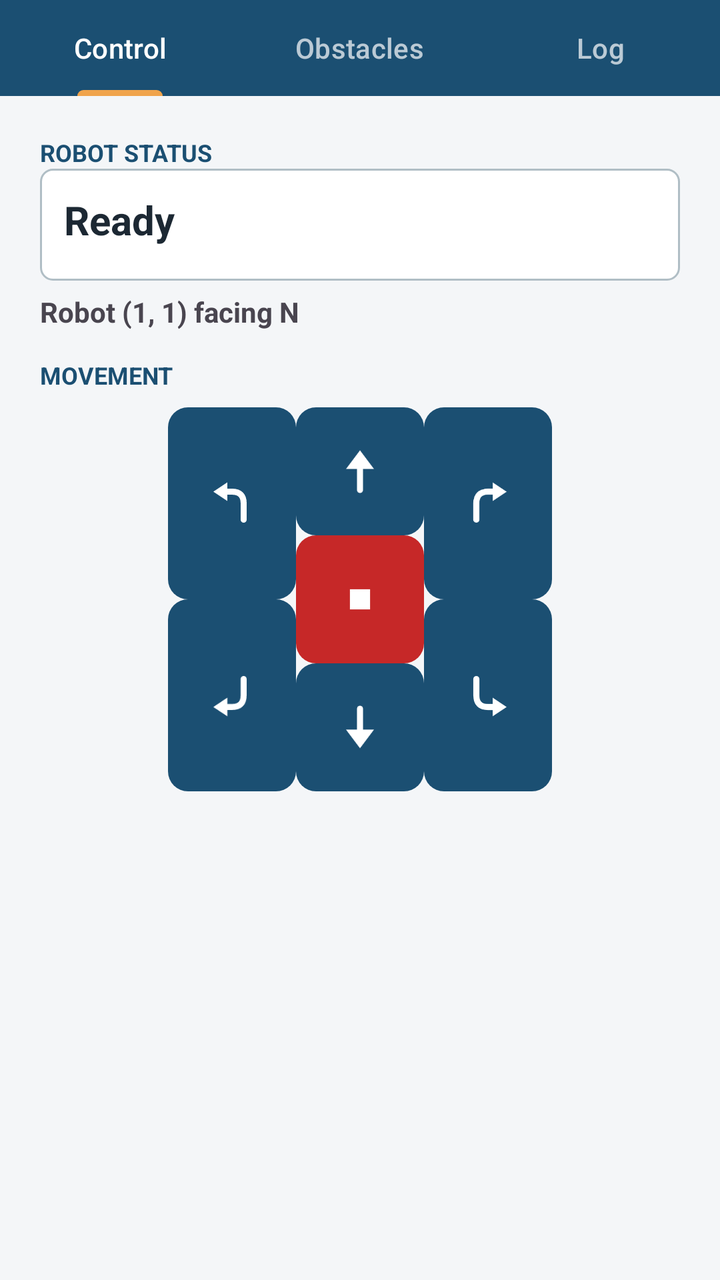
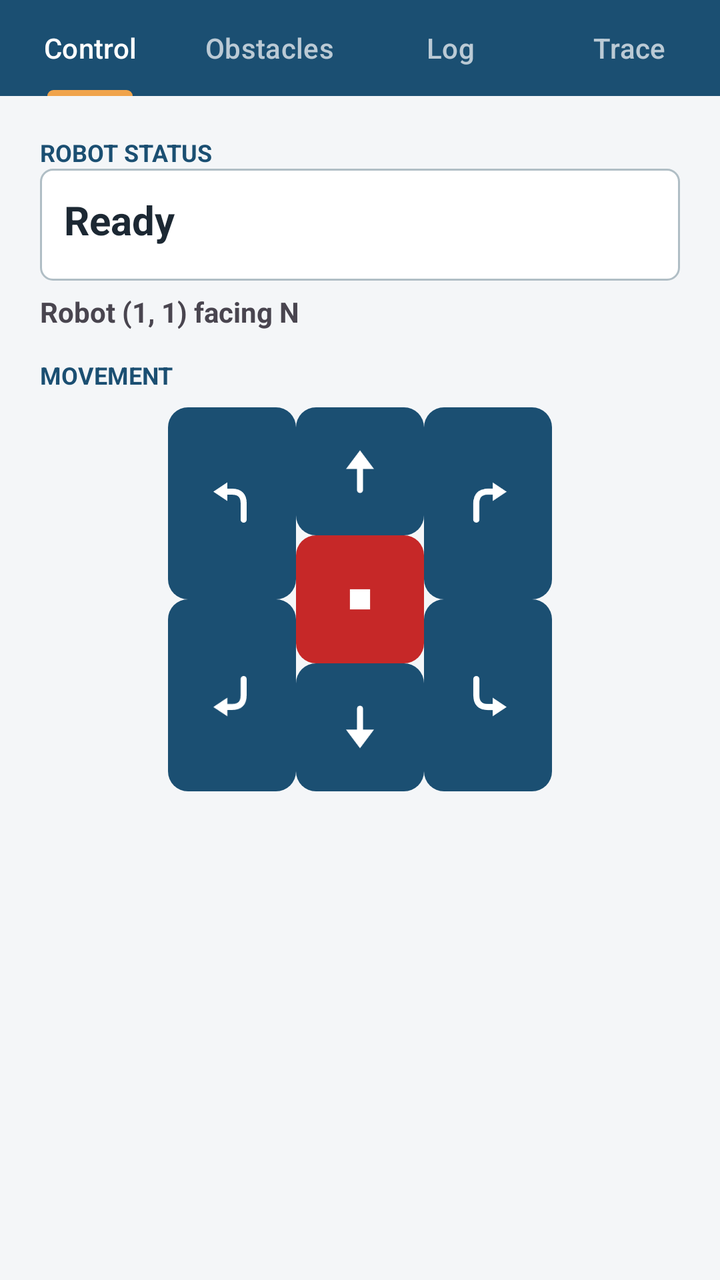

An Android layout rendered at two revisions. The XML below is the earlier revision; the diff shows what the commit changed to produce the second picture.
<!-- AndroidManifest.xml: application theme Theme.MdpRemote -->
<!-- res/layout/view_controls.xml -->
<?xml version="1.0" encoding="utf-8"?>
<LinearLayout xmlns:android="http://schemas.android.com/apk/res/android"
    xmlns:app="http://schemas.android.com/apk/res-auto"
    android:layout_width="match_parent"
    android:layout_height="match_parent"
    android:background="@color/panel_background"
    android:orientation="vertical">

    <com.google.android.material.tabs.TabLayout
        android:id="@+id/tab_layout"
        android:layout_width="match_parent"
        android:layout_height="wrap_content"
        android:background="@color/primary"
        app:tabGravity="fill"
        app:tabIndicatorColor="@color/secondary"
        app:tabIndicatorHeight="3dp"
        app:tabMode="fixed"
        app:tabSelectedTextColor="@android:color/white"
        app:tabTextColor="#B3FFFFFF">

        <com.google.android.material.tabs.TabItem
            android:layout_width="wrap_content"
            android:layout_height="wrap_content"
            android:text="@string/tab_control" />

        <com.google.android.material.tabs.TabItem
            android:layout_width="wrap_content"
            android:layout_height="wrap_content"
            android:text="@string/tab_obstacles" />

        <com.google.android.material.tabs.TabItem
            android:layout_width="wrap_content"
            android:layout_height="wrap_content"
            android:text="@string/tab_log" />
    </com.google.android.material.tabs.TabLayout>

    <FrameLayout
        android:layout_width="match_parent"
        android:layout_height="0dp"
        android:layout_weight="1">

        
        <LinearLayout
            android:id="@+id/page_control"
            android:layout_width="match_parent"
            android:layout_height="match_parent"
            android:orientation="vertical"
            android:padding="20dp">

            <TextView
                style="@style/SectionHeader"
                android:layout_marginTop="0dp"
                android:text="@string/section_status" />

            <TextView
                android:id="@+id/status_text"
                android:layout_width="match_parent"
                android:layout_height="wrap_content"
                android:background="@drawable/bg_status"
                android:minHeight="56dp"
                android:padding="12dp"
                android:text="@string/status_ready"
                android:textColor="@color/text_primary"
                android:textSize="20sp"
                android:textStyle="bold" />

            <TextView
                android:id="@+id/robot_pose"
                android:layout_width="match_parent"
                android:layout_height="wrap_content"
                android:paddingTop="6dp"
                android:text="@string/robot_pose_placeholder"
                android:textSize="14sp"
                android:textStyle="bold" />

            
            <TextView
                style="@style/SectionHeader"
                android:text="@string/section_movement" />

            <LinearLayout
                android:layout_width="wrap_content"
                android:layout_height="192dp"
                android:layout_gravity="center_horizontal"
                android:layout_marginTop="8dp"
                android:orientation="horizontal">

                <LinearLayout
                    android:layout_width="64dp"
                    android:layout_height="match_parent"
                    android:orientation="vertical">

                    <ImageButton
                        android:id="@+id/btn_turn_left"
                        style="@style/DpadButton"
                        android:layout_width="match_parent"
                        android:layout_height="0dp"
                        android:layout_weight="1"
                        android:contentDescription="@string/cmd_turn_left"
                        android:rotation="0"
                        android:src="@drawable/ic_dir_turn" />

                    <ImageButton
                        android:id="@+id/btn_reverse_left"
                        style="@style/DpadButton"
                        android:layout_width="match_parent"
                        android:layout_height="0dp"
                        android:layout_weight="1"
                        android:contentDescription="@string/cmd_reverse_left"
                        android:scaleY="-1"
                        android:src="@drawable/ic_dir_turn" />
                </LinearLayout>

                <LinearLayout
                    android:layout_width="64dp"
                    android:layout_height="match_parent"
                    android:orientation="vertical">

                    <ImageButton
                        android:id="@+id/btn_forward"
                        style="@style/DpadButton"
                        android:layout_width="match_parent"
                        android:layout_height="0dp"
                        android:layout_weight="1"
                        android:contentDescription="@string/cmd_forward"
                        android:rotation="0"
                        android:src="@drawable/ic_dir_arrow" />

                    <ImageButton
                        android:id="@+id/btn_stop"
                        style="@style/DpadStopButton"
                        android:layout_width="match_parent"
                        android:layout_height="0dp"
                        android:layout_weight="1"
                        android:contentDescription="@string/cmd_stop"
                        android:src="@drawable/ic_stop" />

                    <ImageButton
                        android:id="@+id/btn_reverse"
                        style="@style/DpadButton"
                        android:layout_width="match_parent"
                        android:layout_height="0dp"
                        android:layout_weight="1"
                        android:contentDescription="@string/cmd_reverse"
                        android:rotation="180"
                        android:src="@drawable/ic_dir_arrow" />
                </LinearLayout>

                <LinearLayout
                    android:layout_width="64dp"
                    android:layout_height="match_parent"
                    android:orientation="vertical">

                    <ImageButton
                        android:id="@+id/btn_turn_right"
                        style="@style/DpadButton"
                        android:layout_width="match_parent"
                        android:layout_height="0dp"
                        android:layout_weight="1"
                        android:contentDescription="@string/cmd_turn_right"
                        android:scaleX="-1"
                        android:src="@drawable/ic_dir_turn" />

                    <ImageButton
                        android:id="@+id/btn_reverse_right"
                        style="@style/DpadButton"
                        android:layout_width="match_parent"
                        android:layout_height="0dp"
                        android:layout_weight="1"
                        android:contentDescription="@string/cmd_reverse_right"
                        android:scaleX="-1"
                        android:scaleY="-1"
                        android:src="@drawable/ic_dir_turn" />
                </LinearLayout>
            </LinearLayout>
        </LinearLayout>

        
        <LinearLayout
            android:id="@+id/page_obstacles"
            android:layout_width="match_parent"
            android:layout_height="match_parent"
            android:orientation="vertical"
            android:padding="20dp"
            android:visibility="gone">

            <TextView
                style="@style/SectionHeader"
                android:layout_marginTop="0dp"
                android:text="@string/section_obstacle" />

            <TextView
                android:id="@+id/selected_obstacle"
                android:layout_width="match_parent"
                android:layout_height="wrap_content"
                android:text="@string/no_obstacle_selected"
                android:textSize="14sp" />

            
            <GridLayout
                android:layout_width="wrap_content"
                android:layout_height="wrap_content"
                android:layout_gravity="center_horizontal"
                android:layout_marginTop="8dp"
                android:columnCount="3"
                android:rowCount="3"
                android:useDefaultMargins="false">

                <View
                    android:layout_row="0"
                    android:layout_column="0"
                    android:layout_width="48dp"
                    android:layout_height="48dp" />

                <Button
                    android:id="@+id/face_n"
                    style="@style/CompassButton"
                    android:layout_row="0"
                    android:layout_column="1"
                    android:text="@string/face_n" />

                <View
                    android:layout_row="0"
                    android:layout_column="2"
                    android:layout_width="48dp"
                    android:layout_height="48dp" />

                <Button
                    android:id="@+id/face_w"
                    style="@style/CompassButton"
                    android:layout_row="1"
                    android:layout_column="0"
                    android:text="@string/face_w" />

                <Button
                    android:id="@+id/face_clear"
                    style="@style/CompassButton"
                    android:layout_row="1"
                    android:layout_column="1"
                    android:text="@string/face_clear_symbol"
                    app:backgroundTint="@color/status_border" />

                <Button
                    android:id="@+id/face_e"
                    style="@style/CompassButton"
                    android:layout_row="1"
                    android:layout_column="2"
                    android:text="@string/face_e" />

                <View
                    android:layout_row="2"
                    android:layout_column="0"
                    android:layout_width="48dp"
                    android:layout_height="48dp" />

                <Button
                    android:id="@+id/face_s"
                    style="@style/CompassButton"
                    android:layout_row="2"
                    android:layout_column="1"
                    android:text="@string/face_s" />

                <View
                    android:layout_row="2"
                    android:layout_column="2"
                    android:layout_width="48dp"
                    android:layout_height="48dp" />
            </GridLayout>

            <TextView
                style="@style/SectionHeader"
                android:text="@string/section_arena" />

            <LinearLayout
                android:layout_width="match_parent"
                android:layout_height="wrap_content"
                android:orientation="horizontal">

                <Button
                    android:id="@+id/btn_send_map"
                    android:layout_width="0dp"
                    android:layout_height="wrap_content"
                    android:layout_marginEnd="4dp"
                    android:layout_weight="1"
                    android:text="@string/send_map" />

                <Button
                    android:id="@+id/btn_clear_map"
                    android:layout_width="0dp"
                    android:layout_height="wrap_content"
                    android:layout_weight="1"
                    android:text="@string/clear_map" />
            </LinearLayout>

            <LinearLayout
                android:layout_width="match_parent"
                android:layout_height="wrap_content"
                android:layout_marginTop="4dp"
                android:orientation="horizontal">

                <Button
                    android:id="@+id/btn_start_image"
                    android:layout_width="0dp"
                    android:layout_height="wrap_content"
                    android:layout_marginEnd="4dp"
                    android:layout_weight="1"
                    android:text="@string/start_image" />

                <Button
                    android:id="@+id/btn_start_fastest"
                    android:layout_width="0dp"
                    android:layout_height="wrap_content"
                    android:layout_weight="1"
                    android:text="@string/start_fastest" />
            </LinearLayout>
        </LinearLayout>

        
        <LinearLayout
            android:id="@+id/page_log"
            android:layout_width="match_parent"
            android:layout_height="match_parent"
            android:orientation="vertical"
            android:padding="20dp"
            android:visibility="gone">

            <TextView
                style="@style/SectionHeader"
                android:layout_marginTop="0dp"
                android:text="@string/section_serial" />

            <LinearLayout
                android:layout_width="match_parent"
                android:layout_height="wrap_content"
                android:orientation="horizontal">

                <com.google.android.material.textfield.TextInputLayout
                    android:layout_width="0dp"
                    android:layout_height="wrap_content"
                    android:layout_marginEnd="4dp"
                    android:layout_weight="1"
                    android:hint="@string/message_hint">

                    <com.google.android.material.textfield.TextInputEditText
                        android:id="@+id/input_message"
                        android:layout_width="match_parent"
                        android:layout_height="wrap_content"
                        android:imeOptions="actionSend"
                        android:inputType="text"
                        android:maxLines="1" />
                </com.google.android.material.textfield.TextInputLayout>

                <Button
                    android:id="@+id/btn_send_text"
                    android:layout_width="wrap_content"
                    android:layout_height="wrap_content"
                    android:layout_gravity="center_vertical"
                    android:text="@string/send" />
            </LinearLayout>

            <LinearLayout
                android:layout_width="match_parent"
                android:layout_height="wrap_content"
                android:gravity="center_vertical"
                android:orientation="horizontal">

                <TextView
                    style="@style/SectionHeader"
                    android:layout_width="0dp"
                    android:layout_weight="1"
                    android:text="@string/section_log" />

                <Button
                    android:id="@+id/btn_clear_log"
                    style="@style/Widget.Material3.Button.TextButton"
                    android:layout_width="wrap_content"
                    android:layout_height="wrap_content"
                    android:text="@string/clear" />
            </LinearLayout>

            <TextView
                android:id="@+id/log_text"
                android:layout_width="match_parent"
                android:layout_height="wrap_content"
                android:background="@drawable/bg_log"
                android:fontFamily="monospace"
                android:minHeight="120dp"
                android:padding="8dp"
                android:text="@string/log_empty"
                android:textSize="11sp" />
        </LinearLayout>
    </FrameLayout>
</LinearLayout>
<!-- resources referenced by this layout -->
<resources>
  <color name="panel_background">#F4F6F8</color>
  <color name="primary">#1B4F72</color>
  <color name="secondary">#F0A44C</color>
  <color name="status_border">#B0BEC5</color>
  <color name="text_primary">#1C2833</color>
  <!-- drawable bg_log (drawable) -->
  <?xml version="1.0" encoding="utf-8"?>
  <shape xmlns:android="http://schemas.android.com/apk/res/android"
      android:shape="rectangle">
      <solid android:color="@color/log_background" />
      <corners android:radius="6dp" />
  </shape>
  <!-- drawable bg_status (drawable) -->
  <?xml version="1.0" encoding="utf-8"?>
  <shape xmlns:android="http://schemas.android.com/apk/res/android"
      android:shape="rectangle">
      <solid android:color="@android:color/white" />
      <stroke
          android:width="1dp"
          android:color="@color/status_border" />
      <corners android:radius="6dp" />
  </shape>
  <string name="clear">Clear</string>
  <string name="clear_map">Clear map</string>
  <string name="cmd_forward">Forward</string>
  <string name="cmd_reverse">Reverse</string>
  <string name="cmd_reverse_left">Rev. left</string>
  <string name="cmd_reverse_right">Rev. right</string>
  <string name="cmd_stop">Stop</string>
  <string name="cmd_turn_left">Turn left</string>
  <string name="cmd_turn_right">Turn right</string>
  <string name="face_clear_symbol">✕</string>
  <string name="face_e">E</string>
  <string name="face_n">N</string>
  <string name="face_s">S</string>
  <string name="face_w">W</string>
  <string name="log_empty">Nothing received yet.</string>
  <string name="message_hint">Text to send</string>
  <string name="no_obstacle_selected">Tap an obstacle to select it</string>
  <string name="robot_pose_placeholder">Robot (1, 1) facing N</string>
  <string name="section_arena">Arena</string>
  <string name="section_log">Raw traffic</string>
  <string name="section_movement">Movement</string>
  <string name="section_obstacle">Selected obstacle</string>
  <string name="section_serial">Serial</string>
  <string name="section_status">Robot status</string>
  <string name="send">Send</string>
  <string name="send_map">Send all</string>
  <string name="start_fastest">Fastest path</string>
  <string name="start_image">Image rec.</string>
  <string name="status_ready">Ready</string>
  <string name="tab_control">Control</string>
  <string name="tab_log">Log</string>
  <string name="tab_obstacles">Obstacles</string>
  <style name="DpadButton">
          <item name="android:layout_margin">0dp</item>
          <item name="android:background">@drawable/bg_dpad_button</item>
          <item name="android:padding">18dp</item>
          <item name="android:scaleType">fitCenter</item>
          <item name="android:tint">@android:color/white</item>
      </style>
  <style name="DpadStopButton" parent="DpadButton">
          <item name="android:background">@drawable/bg_dpad_stop</item>
          <item name="android:padding">22dp</item>
      </style>
  <style name="Theme.MdpRemote" parent="Theme.Material3.Light.NoActionBar">
          <item name="colorPrimary">@color/primary</item>
          <item name="colorOnPrimary">@android:color/white</item>
          <item name="colorSecondary">@color/secondary</item>
          <item name="android:statusBarColor" tools:targetApi="l">@color/primary_dark</item>
      </style>
  <color name="log_background">#ECEFF1</color>
  <color name="primary_dark">#12384F</color>
  <color name="dpad_button">#1B4F72</color>
  <color name="dpad_stop">#C62828</color>
  <!-- unchanged entries left out for length: 7 -->
</resources>

<!-- the commit's change to res/layout/view_controls.xml (unified diff, before → after) -->
@@ -32,6 +32,11 @@
             android:layout_width="wrap_content"
             android:layout_height="wrap_content"
             android:text="@string/tab_log" />
+
+        <com.google.android.material.tabs.TabItem
+            android:layout_width="wrap_content"
+            android:layout_height="wrap_content"
+            android:text="@string/tab_trace" />
     </com.google.android.material.tabs.TabLayout>
 
     <FrameLayout
@@ -389,5 +394,37 @@
                 android:text="@string/log_empty"
                 android:textSize="11sp" />
         </LinearLayout>
+
+        
+        <LinearLayout
+            android:id="@+id/page_trace"
+            android:layout_width="match_parent"
+            android:layout_height="match_parent"
+            android:orientation="vertical"
+            android:padding="20dp"
+            android:visibility="gone">
+
+            <TextView
+                style="@style/SectionHeader"
+                android:layout_marginTop="0dp"
+                android:text="@string/section_trace" />
+
+            <ScrollView
+                android:id="@+id/trace_scroll"
+                android:layout_width="match_parent"
+                android:layout_height="0dp"
+                android:layout_weight="1"
+                android:background="@drawable/bg_log">
+
+                <TextView
+                    android:id="@+id/trace_text"
+                    android:layout_width="match_parent"
+                    android:layout_height="wrap_content"
+                    android:fontFamily="monospace"
+                    android:padding="8dp"
+                    android:text="@string/trace_empty"
+                    android:textSize="12sp" />
+            </ScrollView>
+        </LinearLayout>
     </FrameLayout>
 </LinearLayout>
<!-- resource entries referenced after the edit -->
@@ -46,6 +46,7 @@
   <string name="section_obstacle">Selected obstacle</string>
   <string name="section_serial">Serial</string>
   <string name="section_status">Robot status</string>
+  <string name="section_trace">Robot trace</string>
   <string name="send">Send</string>
   <string name="send_map">Send all</string>
   <string name="start_fastest">Fastest path</string>
@@ -54,6 +55,8 @@
   <string name="tab_control">Control</string>
   <string name="tab_log">Log</string>
   <string name="tab_obstacles">Obstacles</string>
+  <string name="tab_trace">Trace</string>
+  <string name="trace_empty">No moves yet. Positions appear here as the robot reports them.</string>
   <style name="DpadButton">
           <item name="android:layout_margin">0dp</item>
           <item name="android:background">@drawable/bg_dpad_button</item>
